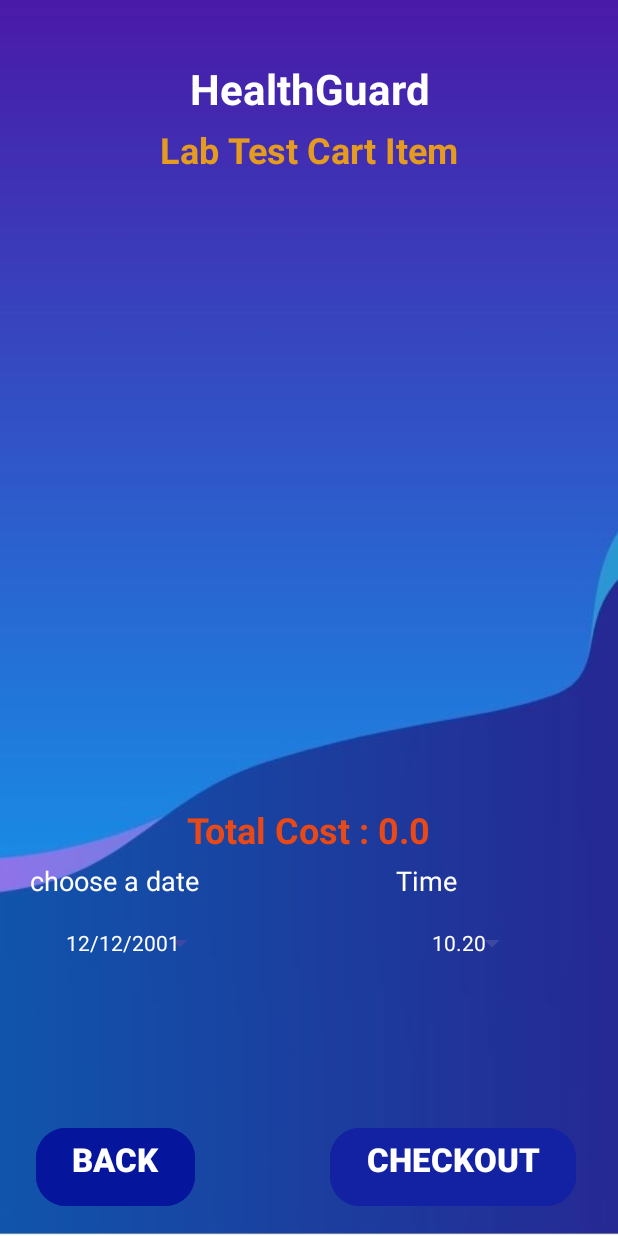
After one commit to LatifulBariPappu/Health_Guard_finalYearProject, an Android app: the CartLabActivity screen opened directly, with no data from a screen before it, on a phone screen of 412 x 824 dp. The commit adds this screen. Run offline under Robolectric (Android 15) with nearby library versions, the phone set to English and light mode, and no system bars; 1 statement that could not run was skipped.

Commit message:
lab test Cart funtionality

```diff
--- a/app/src/main/AndroidManifest.xml
+++ b/app/src/main/AndroidManifest.xml
@@ -15,6 +15,12 @@
         android:supportsRtl="true"
         android:theme="@style/Theme.HealthGuard"
         tools:targetApi="31">
+        <activity
+            android:name=".activity.LabTestBookActivity"
+            android:exported="false" />
+        <activity
+            android:name=".activity.CartLabActivity"
+            android:exported="false" />
         <activity
             android:name=".activity.LabTestDetailsActivity"
             android:exported="false" />
--- /dev/null
+++ b/app/src/main/java/com/example/healthguard/activity/CartLabActivity.java
@@ -0,0 +1,157 @@
+package com.example.healthguard.activity;
+
+import android.app.AlertDialog;
+import android.app.DatePickerDialog;
+import android.app.TimePickerDialog;
+import android.content.Context;
+import android.content.Intent;
+import android.content.SharedPreferences;
+import android.os.Bundle;
+import android.view.View;
+import android.widget.Button;
+import android.widget.DatePicker;
+import android.widget.ListView;
+import android.widget.SimpleAdapter;
+import android.widget.TextView;
+import android.widget.TimePicker;
+
+import androidx.activity.EdgeToEdge;
+import androidx.appcompat.app.AppCompatActivity;
+import androidx.core.graphics.Insets;
+import androidx.core.view.ViewCompat;
+import androidx.core.view.WindowInsetsCompat;
+
+import com.example.healthguard.R;
+import com.example.healthguard.database.Database;
+
+import java.util.ArrayList;
+import java.util.Calendar;
+import java.util.HashMap;
+
+public class CartLabActivity extends AppCompatActivity {
+    HashMap<String ,String> item;
+    ArrayList list;
+    SimpleAdapter sa;
+    ListView lst;
+    TextView tvTotal;
+    private DatePickerDialog datePickerDialog;
+    private TimePickerDialog timePickerDialog;
+    private Button dateButton,timeButton,btnCheckOut,btnback;
+    private String[][] packages={};
+    @Override
+    protected void onCreate(Bundle savedInstanceState) {
+        super.onCreate(savedInstanceState);
+        setContentView(R.layout.activity_cart_lab);
+
+        dateButton=findViewById(R.id.buttonCartDatePicker);
+        timeButton=findViewById(R.id.buttonCartTimePicker);
+        btnCheckOut=findViewById(R.id.buttonCartCheckOut);
+        btnback=findViewById(R.id.buttonCartBack);
+        tvTotal=findViewById(R.id.textViewCartTotalCost);
+        lst=findViewById(R.id.listViewCart);
+
+
+        SharedPreferences sharedPreferences=getSharedPreferences("shared_prefs", Context.MODE_PRIVATE);
+        String username=sharedPreferences.getString("username","").toString();
+
+        Database db=new Database(getApplicationContext(),"healthcare",null,1);
+        float totalamount=0;
+        ArrayList dbData=db.getCartData(username,"lab");
+
+        packages=new String[dbData.size()][];
+        for(int i=0;i<packages.length;i++){
+            packages[i]=new String[5];
+        }
+        for(int i=0;i<dbData.size();i++){
+            String arrData=dbData.get(i).toString();
+            String[] strData=arrData.split(java.util.regex.Pattern.quote("BDT "));
+            packages[i][0]=strData[0];
+            packages[i][4]="Cost : "+strData[1]+"/-";
+            totalamount=totalamount+Float.parseFloat(strData[1]);
+        }
+        tvTotal.setText("Total Cost : "+totalamount);
+
+        list=new ArrayList();
+        for(int i=0;i<packages.length;i++){
+            item=new HashMap<String,String>();
+            item.put("line1",packages[i][0]);
+            item.put("line2",packages[i][1]);
+            item.put("line3",packages[i][2]);
+            item.put("line4",packages[i][3]);
+            item.put("line5",packages[i][4]);
+            list.add(item);
+
+        }
+        sa=new SimpleAdapter(this,list,
+                R.layout.multi_lines,
+                new String[] {"line1","line2","line3","line4","line5"},
+                new int[] {R.id.line_a,R.id.line_b,R.id.line_c,R.id.line_d,R.id.line_e});
+        lst.setAdapter(sa);
+
+        btnback.setOnClickListener(new View.OnClickListener() {
+            @Override
+            public void onClick(View view) {
+                startActivity(new Intent(CartLabActivity.this,LabTestActivity.class));
+            }
+        });
+        btnCheckOut.setOnClickListener(new View.OnClickListener() {
+            @Override
+            public void onClick(View view) {
+                Intent it=new Intent(CartLabActivity.this,LabTestBookActivity.class);
+                it.putExtra("price",tvTotal.getText());
+                it.putExtra("date",dateButton.getText());
+                it.putExtra("time",timeButton.getText());
+                startActivity(it);
+            }
+        });
+        initDatePicker();
+        dateButton.setOnClickListener(new View.OnClickListener() {
+            @Override
+            public void onClick(View view) {
+                datePickerDialog.show();
+            }
+        });
+        initTimePicker();
+        timeButton.setOnClickListener(new View.OnClickListener() {
+            @Override
+            public void onClick(View view) {
+                timePickerDialog.show();
+            }
+        });
+
+    }
+    private void initDatePicker(){
+        DatePickerDialog.OnDateSetListener dateSetListener=new DatePickerDialog.OnDateSetListener() {
+            @Override
+            public void onDateSet(DatePicker datePicker, int i, int i1, int i2) {
+                i1=i1+1;
+                dateButton.setText(i2+"/"+i1+"/"+i);
+            }
+        };
+        Calendar cal=Calendar.getInstance();
+        int year=cal.get(Calendar.YEAR);
+        int month=cal.get(Calendar.MONTH);
+        int day=cal.get(Calendar.DAY_OF_MONTH);
+
+        int style= AlertDialog.THEME_HOLO_DARK;
+        datePickerDialog=new DatePickerDialog(this,style,dateSetListener,year,month,day);
+        datePickerDialog.getDatePicker().setMinDate(cal.getTimeInMillis()+86400000);
+
+
+    }
+    private void initTimePicker(){
+        TimePickerDialog.OnTimeSetListener timeSetListener=new TimePickerDialog.OnTimeSetListener() {
+            @Override
+            public void onTimeSet(TimePicker timePicker, int i, int i1) {
+                timeButton.setText(i+":"+i1);
+            }
+        };
+        Calendar cal=Calendar.getInstance();
+        int hrs=cal.get(Calendar.HOUR);
+        int mins=cal.get(Calendar.MINUTE);
+
+        int style=AlertDialog.THEME_HOLO_DARK;
+        timePickerDialog=new TimePickerDialog(this,style,timeSetListener,hrs,mins,true);
+    }
+
+}
--- a/app/src/main/java/com/example/healthguard/database/Database.java
+++ b/app/src/main/java/com/example/healthguard/database/Database.java
@@ -8,6 +8,8 @@ import android.database.sqlite.SQLiteOpenHelper;
 
 import androidx.annotation.Nullable;
 
+import java.util.ArrayList;
+
 public class Database extends SQLiteOpenHelper {
     public Database(@Nullable Context context, @Nullable String name, @Nullable SQLiteDatabase.CursorFactory factory, int version) {
         super(context, name, factory, version);
@@ -17,6 +19,9 @@ public class Database extends SQLiteOpenHelper {
     public void onCreate(SQLiteDatabase sqLiteDatabase) {
         String qry1= "create table users(username text,email text,password text)";
         sqLiteDatabase.execSQL(qry1);
+
+        String qry2="create table cart(username text,product text,price float,otype text)";
+        sqLiteDatabase.execSQL(qry2);
     }
 
     @Override
@@ -45,4 +50,53 @@ public class Database extends SQLiteOpenHelper {
         }
         return result;
     }
+    public  void addCart(String username,String product,float price,String otype){
+        ContentValues cv=new ContentValues();
+        cv.put("username",username);
+        cv.put("product",product);
+        cv.put("price",price);
+        cv.put("otype",otype);
+        SQLiteDatabase db=getWritableDatabase();
+        db.insert("cart",null,cv);
+        db.close();
+    }
+    public int checkCart(String username,String product){
+        int result=0;
+        String str[]=new String[2];
+        str[0]=username;
+        str[1]=product;
+        SQLiteDatabase db=getReadableDatabase();
+        Cursor c=db.rawQuery("select * from cart where username = ? and product = ?",str);
+        if(c.moveToFirst()){
+            result=1;
+        }
+        db.close();
+        return result;
+    }
+    public void removeCart(String username,String otype){
+        String str[]=new String[2];
+        str[0]=username;
+        str[1]=otype;
+        SQLiteDatabase db=getWritableDatabase();
+        db.delete("cart","username=? and otype=?",str);
+        db.close();
+    }
+
+    public ArrayList getCartData(String username,String otype){
+        ArrayList<String> arr=new ArrayList<>();
+        SQLiteDatabase db=getReadableDatabase();
+        String str[]=new String[2];
+        str[0]=username;
+        str[1]=otype;
+        Cursor c=db.rawQuery("select * from cart where username = ? and otype = ?",str);
+        if(c.moveToFirst()){
+            do {
+                String product=c.getString(1);
+                String price=c.getString(2);
+                arr.add(product+"BDT "+price);
+            }while (c.moveToNext());
+        }
+        db.close();
+        return arr;
+    }
 }
--- /dev/null
+++ b/app/src/main/res/layout/activity_cart_lab.xml
@@ -0,0 +1,156 @@
+<?xml version="1.0" encoding="utf-8"?>
+<androidx.constraintlayout.widget.ConstraintLayout xmlns:android="http://schemas.android.com/apk/res/android"
+    xmlns:app="http://schemas.android.com/apk/res-auto"
+    xmlns:tools="http://schemas.android.com/tools"
+    android:id="@+id/main"
+    android:layout_width="match_parent"
+    android:background="@drawable/back"
+    android:layout_height="match_parent"
+    tools:context=".activity.CartLabActivity">
+    <TextView
+        android:id="@+id/textViewLTName"
+        android:layout_width="wrap_content"
+        android:layout_height="wrap_content"
+        android:layout_marginTop="40dp"
+        android:text="HealthGuard"
+        android:textColor="@color/white"
+        android:gravity="center"
+        android:textSize="28sp"
+        android:textStyle="bold"
+        app:layout_constraintEnd_toEndOf="parent"
+        app:layout_constraintStart_toStartOf="parent"
+        app:layout_constraintTop_toTopOf="parent" />
+
+    <TextView
+        android:id="@+id/textViewCartPackageName"
+        android:layout_width="wrap_content"
+        android:layout_height="wrap_content"
+        android:text="Lab Test Cart Item"
+        android:textStyle="bold"
+        android:layout_marginTop="5dp"
+        android:textColor="#E49B20"
+        android:textSize="24sp"
+        app:layout_constraintEnd_toEndOf="parent"
+        app:layout_constraintStart_toStartOf="parent"
+        app:layout_constraintTop_toBottomOf="@+id/textViewLTName" />
+
+    <ListView
+        android:id="@+id/listViewCart"
+        android:layout_width="match_parent"
+        android:layout_height="400dp"
+        android:layout_marginTop="10dp"
+        app:layout_constraintBottom_toBottomOf="parent"
+        app:layout_constraintEnd_toEndOf="parent"
+        app:layout_constraintHorizontal_bias="0.0"
+        app:layout_constraintStart_toStartOf="parent"
+        app:layout_constraintTop_toBottomOf="@+id/textViewCartPackageName"
+        app:layout_constraintVertical_bias="0.035" />
+
+    <TextView
+        android:id="@+id/textViewCartTotalCost"
+        android:layout_width="wrap_content"
+        android:layout_height="wrap_content"
+        app:layout_constraintEnd_toEndOf="parent"
+        android:text="Total Cost : 1990/"
+        android:textColor="#E84916"
+        android:textSize="24sp"
+        android:textStyle="bold"
+        app:layout_constraintStart_toStartOf="parent"
+        app:layout_constraintTop_toBottomOf="@id/listViewCart"/>
+
+    <LinearLayout
+        android:layout_width="match_parent"
+        android:layout_marginTop="5dp"
+        android:layout_height="wrap_content"
+        android:orientation="horizontal"
+        app:layout_constraintEnd_toEndOf="parent"
+        app:layout_constraintStart_toStartOf="parent"
+        app:layout_constraintTop_toBottomOf="@+id/textViewCartTotalCost">
+
+
+        <LinearLayout
+            android:layout_width="wrap_content"
+            android:layout_height="wrap_content"
+            android:layout_gravity="start"
+            android:layout_marginLeft="20dp"
+            android:orientation="vertical">
+
+            <TextView
+                android:layout_width="wrap_content"
+                android:layout_height="wrap_content"
+                android:text="choose a date"
+                android:textColor="@color/white"
+                android:textSize="18sp" />
+
+            <Button
+                android:id="@+id/buttonCartDatePicker"
+                style="?android:spinnerStyle"
+                android:layout_width="wrap_content"
+                android:layout_height="wrap_content"
+                android:layout_marginTop="5dp"
+                android:text="12/12/2001" />
+        </LinearLayout>
+
+        <LinearLayout
+            android:layout_width="wrap_content"
+            android:layout_height="wrap_content"
+            android:layout_marginLeft="120dp"
+            android:orientation="vertical">
+
+            <TextView
+                android:layout_width="wrap_content"
+                android:layout_height="wrap_content"
+                android:text="Time"
+                android:textColor="@color/white"
+                android:textSize="18sp" />
+
+            <Button
+                android:id="@+id/buttonCartTimePicker"
+                style="?android:spinnerStyle"
+                android:layout_width="wrap_content"
+                android:layout_height="wrap_content"
+                android:layout_marginTop="5dp"
+                android:text="10.20" />
+        </LinearLayout>
+    </LinearLayout>
+
+    <Button
+        android:id="@+id/buttonCartBack"
+        android:layout_width="wrap_content"
+        android:layout_height="60dp"
+        android:layout_marginLeft="5dp"
+        android:layout_marginRight="50dp"
+        android:layout_marginBottom="16dp"
+        android:backgroundTint="#06169C"
+        android:gravity="center_horizontal"
+        android:text="Back"
+        android:textAllCaps="true"
+        android:textSize="22sp"
+        android:textStyle="bold"
+        app:cornerRadius="20dp"
+        app:layout_constraintBottom_toBottomOf="parent"
+        app:layout_constraintEnd_toEndOf="parent"
+        app:layout_constraintHorizontal_bias="0.075"
+        app:layout_constraintStart_toStartOf="parent" />
+
+    <Button
+        android:id="@+id/buttonCartCheckOut"
+        android:layout_width="wrap_content"
+        android:layout_height="60dp"
+        android:layout_marginLeft="50dp"
+        android:layout_marginRight="5dp"
+        android:layout_marginBottom="16dp"
+        android:backgroundTint="#1222A3"
+        android:gravity="center_horizontal"
+        android:text="CHECKOUT"
+        android:textAllCaps="true"
+        android:textSize="22sp"
+        android:textStyle="bold"
+        app:cornerRadius="20dp"
+        app:layout_constraintBottom_toBottomOf="parent"
+        app:layout_constraintEnd_toEndOf="parent"
+        app:layout_constraintHorizontal_bias="0.883"
+        app:layout_constraintStart_toStartOf="parent" />
+
+
+</androidx.constraintlayout.widget.ConstraintLayout>
```
Also changed, not shown: app/src/main/java/com/example/healthguard/activity/LabTestActivity.java (+8 -2 lines), app/src/main/java/com/example/healthguard/activity/LabTestBookActivity.java (added, +20 -0 lines), app/src/main/java/com/example/healthguard/activity/LabTestDetailsActivity.java (+32 -0 lines), app/src/main/res/layout/activity_lab_test_book.xml (added, +10 -0 lines).
